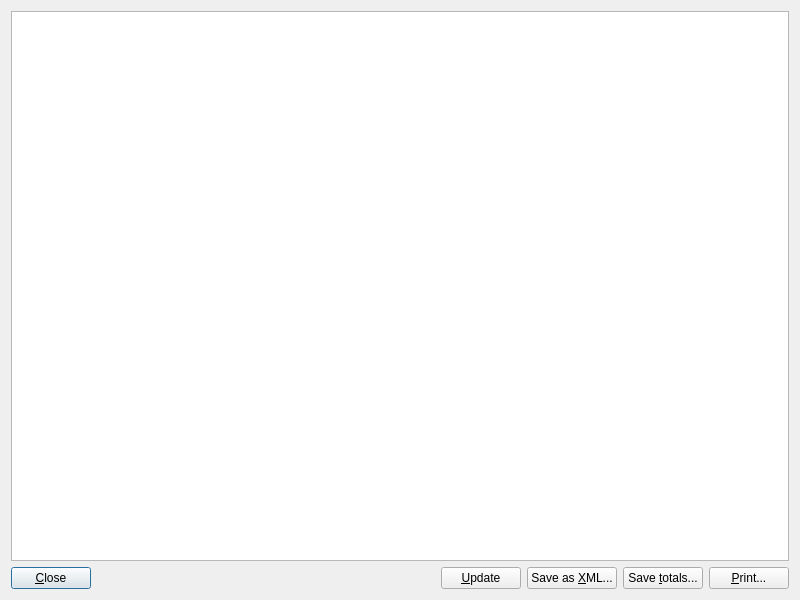
The window that Charm/Reports/ReportPreviewWindow.ui (KDAB/Charm) describes before a commit, drawn with Qt 5.
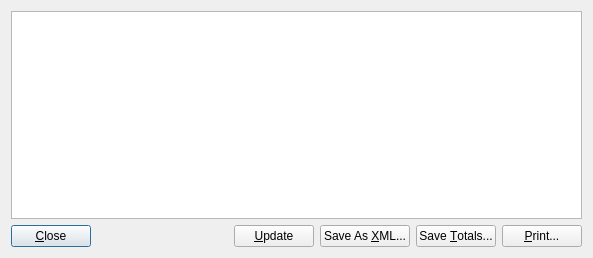
The same window after the commit.

Commit message: Fix case in reports.

What changed in the file:
```diff
--- a/Charm/Reports/ReportPreviewWindow.ui
+++ b/Charm/Reports/ReportPreviewWindow.ui
@@ -6,8 +6,8 @@
    <rect>
     <x>0</x>
     <y>0</y>
-    <width>800</width>
-    <height>600</height>
+    <width>593</width>
+    <height>258</height>
    </rect>
   </property>
   <property name="windowTitle">
@@ -49,14 +49,14 @@
      <item>
       <widget class="QPushButton" name="pushButtonSave">
        <property name="text">
-        <string>Save as &amp;XML...</string>
+        <string>Save As &amp;XML...</string>
        </property>
       </widget>
      </item>
      <item>
       <widget class="QPushButton" name="pushButtonSaveTotals">
        <property name="text">
-        <string>Save &amp;totals...</string>
+        <string>Save &amp;Totals...</string>
        </property>
       </widget>
      </item>
```
